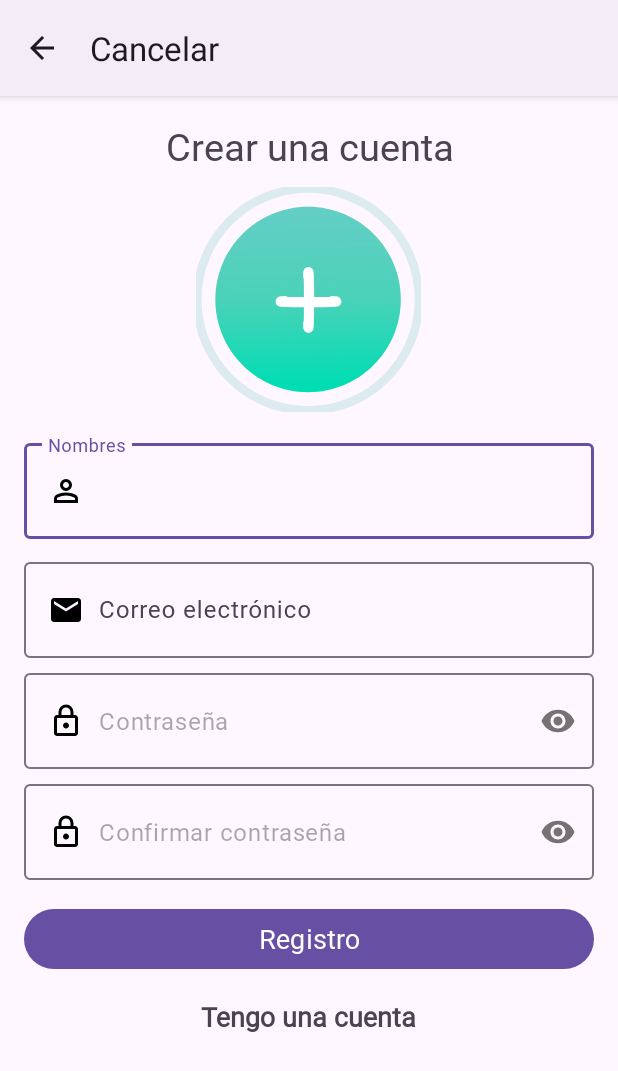
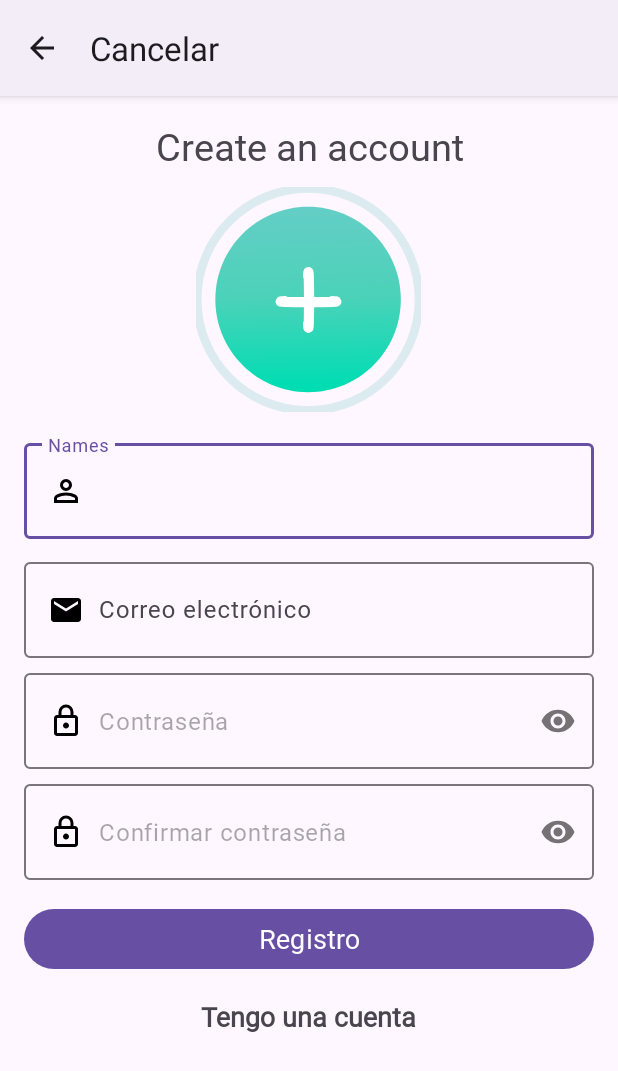
Before and after one commit to mpjosemanuel86/ConectaVet, an Android app: the RegistroActivity screen opened directly, with no data from a screen before it, on a phone screen of 412 x 824 dp. Shown: the top 1071 px of the screen. Run offline under Robolectric (Android 15) with nearby library versions, the phone set to English and light mode, and no system bars; our stand-ins replace Firebase (no records; nobody signed in at launch, a user with empty details on screens opened directly).

```diff
--- a/app/src/main/java/com/mpjosemanuel86/conectavet/ui/fragment/CrearClienteFragment.java
+++ b/app/src/main/java/com/mpjosemanuel86/conectavet/ui/fragment/CrearClienteFragment.java
@@ -65,7 +65,6 @@ public class CrearClienteFragment extends DialogFragment{
 
         return v;
     }
-
     private void postCliente(String nombreClientePet, String direccionClientePet, String telefonoClientePet) {
         FirebaseUser currentUser = FirebaseAuth.getInstance().getCurrentUser();
         if (currentUser != null) {
--- a/app/src/main/res/layout/activity_login.xml
+++ b/app/src/main/res/layout/activity_login.xml
@@ -14,6 +14,7 @@
     android:gravity="center"
     android:padding="10dp"
     android:orientation="vertical">
+
 
     <TextView
         android:layout_width="match_parent"
--- a/app/src/main/res/values/strings.xml
+++ b/app/src/main/res/values/strings.xml
@@ -2,12 +2,12 @@
     <string name="app_name">ConectaVet</string>
 
     <!--MAIN ACTIVITY-->
-    <string name="Btn_Login">Iniciar sesión</string>
-    <string name="Btn_Registro">Registrarse</string>
+    <string name="Btn_Login">Login</string>
+    <string name="Btn_Registro">Register</string>
 
     <!--ACTIVIDAD REGISTRO-->
-    <string name="CrearCuentaTXT">Crear una cuenta</string>
-    <string name="NombreEt">Nombres</string>
+    <string name="CrearCuentaTXT">Create an account</string>
+    <string name="NombreEt">Names</string>
     <string name="CorreoEt">Correo electrónico</string>
     <string name="ContraseñaEt">Contraseña</string>
     <string name="ConfirmarContraseñaEt">Confirmar contraseña</string>
```
Also changed, not shown: app/src/main/res/drawable/logo_conectavet.png (added), 1 other file.
